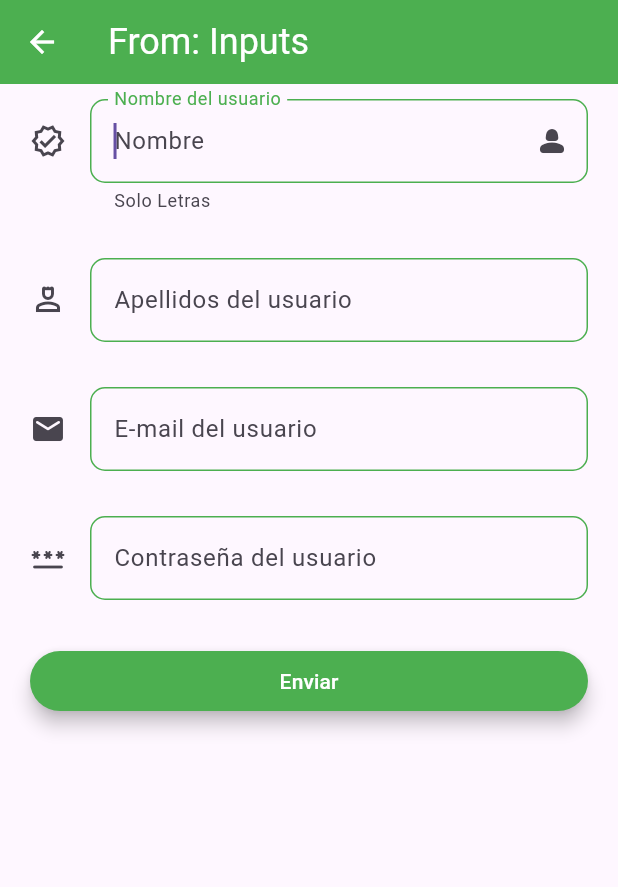
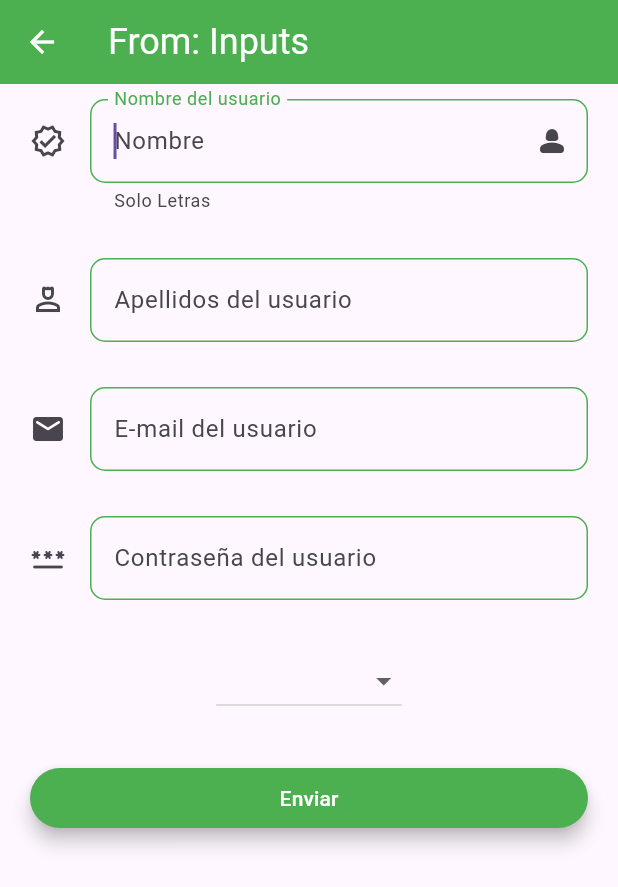
Before and after one commit to lcalorg3006/fl_components, a Flutter app: the InputsScreen screen opened by its route, on a phone screen of 412 x 824 dp. Shown: the top 887 px of the screen. Run offline on Flutter 3.47's test engine with Material 3 defaults, Android fonts, the phone set to English and light mode, and no system bars.

Commit message:
dropdownbutton

```diff
--- a/lib/screens/inputs_screen.dart
+++ b/lib/screens/inputs_screen.dart
@@ -9,14 +9,11 @@ class InputsScreen extends StatelessWidget {
     final myFormKey = GlobalKey<FormState>();
 // recoger los valores del formulario en un map
     final Map<String, String> formValues = {
-      'nombre':    'Lorena',
-      'apellidos':    'Calderon Orgaz',
-      'email':    'lcalorg3006@g.educaand.es',
-      'password':     'lorena',
-      'role':     'usuario'
-
-
-
+      'nombre': 'Lorena',
+      'apellidos': 'Calderon Orgaz',
+      'email': 'lcalorg3006@g.educaand.es',
+      'password': 'lorena',
+      'role': 'usuario'
     };
     return Scaffold(
         appBar: AppBar(
@@ -25,7 +22,7 @@ class InputsScreen extends StatelessWidget {
         body: SingleChildScrollView(
             padding: EdgeInsets.symmetric(horizontal: 20, vertical: 10),
             child: Form(
-              key:myFormKey,
+              key: myFormKey,
               child: Column(
                 children: [
                   customTextFormField(
@@ -75,11 +72,29 @@ class InputsScreen extends StatelessWidget {
                   const SizedBox(
                     height: 30,
                   ),
+                  DropdownButton(
+                      items: const [
+                        DropdownMenuItem(
+                            value: 'usuario', child: Text('usuario')),
+                        DropdownMenuItem(
+                            value: 'editor', child: Text('Editor')),
+                        DropdownMenuItem(
+                            value: 'programador', child: Text('Programador')),
+                        DropdownMenuItem(
+                            value: 'administrador', child: Text('Admnistrador')),
+                      ],
+                      onChanged: (value) {
+                        print(value);
+                        formValues['role'] = value ?? 'usuario';
+                      }),
+                  const SizedBox(
+                    height: 30,
+                  ),
                   ElevatedButton(
                     onPressed: () {
                       // desactivar el teclado
                       FocusScope.of(context).requestFocus(FocusNode());
-                        if(!myFormKey.currentState!.validate()){
+                      if (!myFormKey.currentState!.validate()) {
                         print('Formulario no valido');
                         return;
                       }
@@ -88,7 +103,6 @@ class InputsScreen extends StatelessWidget {
                     child: SizedBox(
                         width: double.infinity,
                         child: Center(child: Text('Enviar'))),
-
                   )
                 ],
               ),
--- a/lib/widgets/custmon_text_from_field.dart
+++ b/lib/widgets/custmon_text_from_field.dart
@@ -29,7 +29,10 @@ class customTextFormField extends StatelessWidget {
 
         //print('value : $value');
       //},
-      onChanged: (value) => formValues[formProperty] = value,
+      onChanged: (value) { formValues[formProperty] = value;
+      // para consultar valores predeterminado en terminal
+      print('Update formValues: ${formValues.toString()}');
+      },
       // balidar si nuestro inpput tiene mas de 4 caracteres
       validator: (value){
         if(value!.length < 3){
```
Lines whose indentation alone changed are shown as unchanged.
